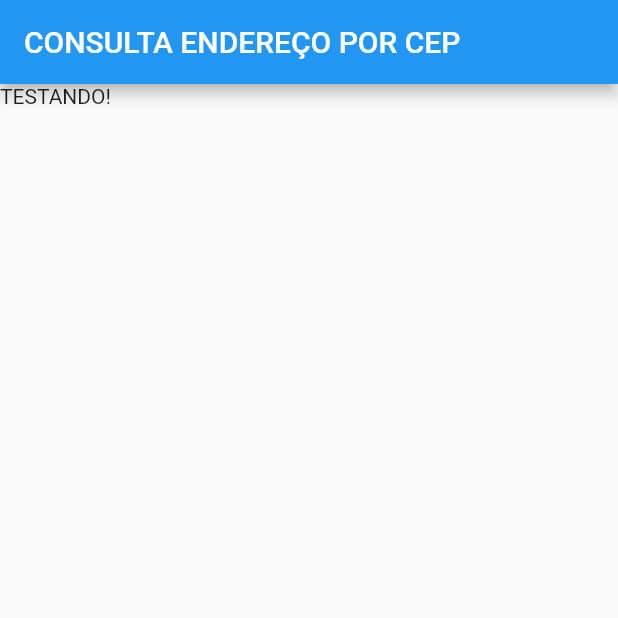
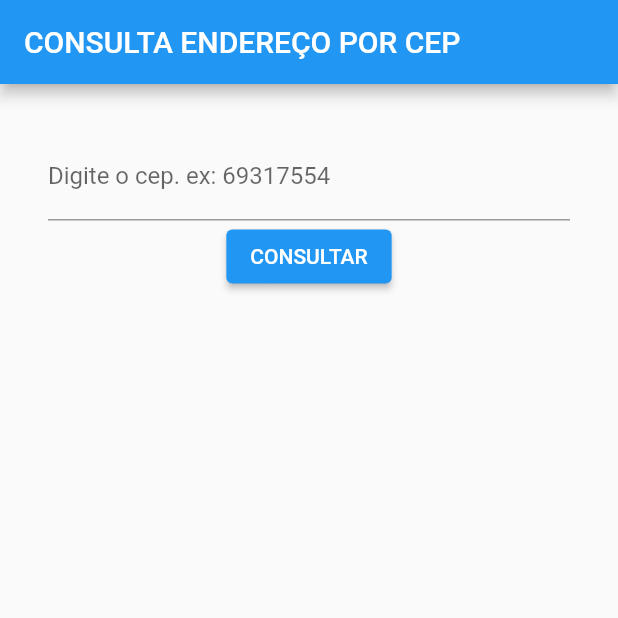
Before and after one commit to dionlaranjeira/app_consulta_cep_flutter, a Flutter app: the screen it shows after launch, on a phone screen of 412 x 824 dp, the top half of it. Run offline on Flutter 3.47's test engine with Material 2 defaults, Android fonts, the phone set to English and light mode, and no system bars.

```diff
--- a/lib/Home.dart
+++ b/lib/Home.dart
@@ -1,4 +1,8 @@
+import 'dart:convert';
+import 'dart:io';
+
 import 'package:flutter/material.dart';
+
 
 class Home extends StatefulWidget {
   const Home({Key? key}) : super(key: key);
@@ -8,13 +12,66 @@ class Home extends StatefulWidget {
 }
 
 class _HomeState extends State<Home> {
+
+  String _enderecoResposta = "";
+
+  TextEditingController _controllercep = TextEditingController();
+
+  void consultar_cep() async {
+    setState(() {
+      _enderecoResposta = "Obtendo endereço...";
+    });
+      String url = "https://viacep.com.br/ws/${_controllercep.text}/json/";
+      HttpClient httpClient = new HttpClient();
+      HttpClientRequest request = await httpClient.getUrl(Uri.parse(url));
+      HttpClientResponse response = await request.close();
+      // todo - you should check the response.statusCode
+      String reply = await response.transform(utf8.decoder).join();
+      httpClient.close();
+
+      Map<String, dynamic> respostaMap = json.decode(reply);
+      String logradouro = respostaMap["logradouro"];
+      String complemento = respostaMap["complemento"];
+      String bairro = respostaMap["bairro"];
+      String localidade = respostaMap["localidade"];
+      String uf = respostaMap["uf"];
+
+      String endereco = logradouro + ", "+ bairro + " - "+localidade+"/"+uf;
+
+      setState(() {
+        _enderecoResposta = endereco;
+      });
+
+  }
+
   @override
   Widget build(BuildContext context) {
     return Scaffold(
       appBar: AppBar(
         title: const Text("CONSULTA ENDEREÇO POR CEP"),
       ),
-      body: const Text("TESTANDO!"),
+      body: Padding(padding: EdgeInsets.all(32),
+      child: Column(
+        children: [
+           TextField(
+            decoration: InputDecoration(
+                labelText: "Digite o cep. ex: 69317554"
+            ),
+            controller: _controllercep,
+          ),
+          ElevatedButton(
+              onPressed: (){
+                consultar_cep();},
+              child: Text("CONSULTAR")),
+          Text(
+            _enderecoResposta,
+            style: TextStyle(
+              fontSize: 18,
+              fontWeight: FontWeight.bold,
+            ),
+            textAlign: TextAlign.center,),
+        ],
+      ),)
     );
   }
 }
--- a/pubspec.yaml
+++ b/pubspec.yaml
@@ -34,6 +34,7 @@ dependencies:
   # The following adds the Cupertino Icons font to your application.
   # Use with the CupertinoIcons class for iOS style icons.
   cupertino_icons: ^1.0.2
+  http: ^0.13.4
 
 dev_dependencies:
   flutter_test:
```
Also changed, not shown: pubspec.lock.
